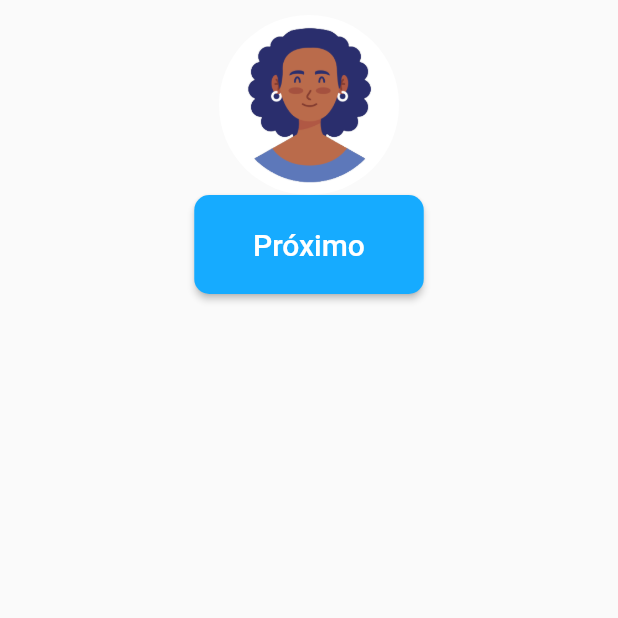
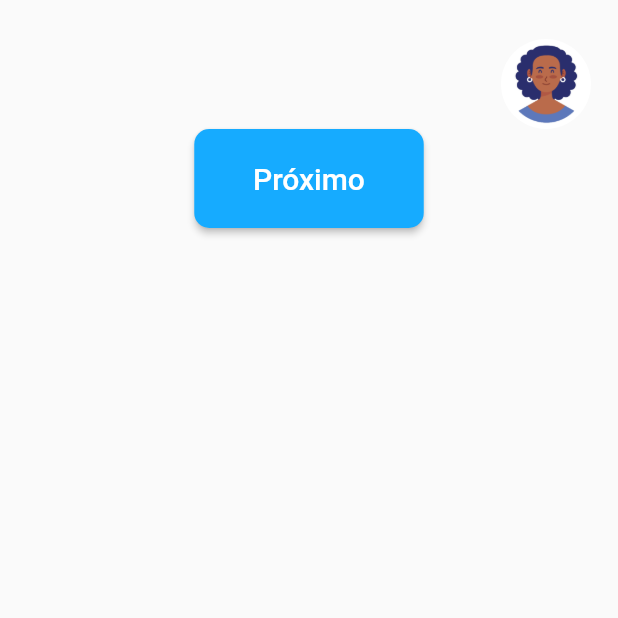
Before and after one commit to pcalmeidaa/take_care, a Flutter app: the TelaPrincipal screen opened by its route, on a phone screen of 412 x 824 dp, the top half of it. Run offline on Flutter 3.47's test engine with Material 2 defaults, Android fonts, the light colour scheme and no system bars; our stand-ins replace font_awesome_flutter, google_fonts, mask_text_input_formatter; project files that could hold a hidden picture were left out.

Commit message:
Continuação tela principal

```diff
--- a/lib/main.dart
+++ b/lib/main.dart
@@ -25,7 +25,7 @@ void main() {
         'login': (context) => TelaLogin(),
         'signUp': (context) => TelaRegistro(),
         'dev': (context) => TelaDev(),
-        'main screen': (context) => TelaPrincipal(),
+        'mainScreen': (context) => TelaPrincipal(),
 
       },
     ),
--- a/lib/view/tela_login.dart
+++ b/lib/view/tela_login.dart
@@ -168,7 +168,9 @@ class _TelaLoginState extends State<TelaLogin> {
         minimumSize: Size(999, 60),
         backgroundColor: Color.fromARGB(255, 22, 171, 255),
       ),
-      onPressed: () {},
+      onPressed: () {
+        Navigator.of(context).pushNamed('mainScreen');
+      },
       child: Text(
         rotulo,
         style: GoogleFonts.montserrat(
@@ -184,6 +186,7 @@ class _TelaLoginState extends State<TelaLogin> {
       mainAxisAlignment: MainAxisAlignment.start,
       crossAxisAlignment: CrossAxisAlignment.start,
       children: [
+
         Container(
           margin: EdgeInsets.fromLTRB(0, 20, 0, 0),
           child: IconButton(
--- a/lib/view/tela_principal.dart
+++ b/lib/view/tela_principal.dart
@@ -21,13 +21,22 @@ class _TelaPrincipalState extends State<TelaPrincipal> {
               child: Column(
                 mainAxisAlignment: MainAxisAlignment.start,
                 children: [
-                    CircleAvatar(
-                      child: Image.asset("assets/images/registro.png"),
-                      radius: 60,
-                      backgroundColor: Colors.white,
+                  Padding(
+                    padding: const EdgeInsets.only(
+                      right: 8,
+                      top: 16,
                     ),
-
-                    SizedBox(
+                    child: Container(
+                      alignment: Alignment.topRight,
+                      child: CircleAvatar(
+                        radius: 30,
+                        backgroundColor: Colors.white,
+                        child: Image.asset("assets/images/registro.png"),
+                      ),
+                    ),
+                  ),
+                  Container(),
+                  SizedBox(
                     width: 153,
                     height: 66,
                     child: ElevatedButton(
```
